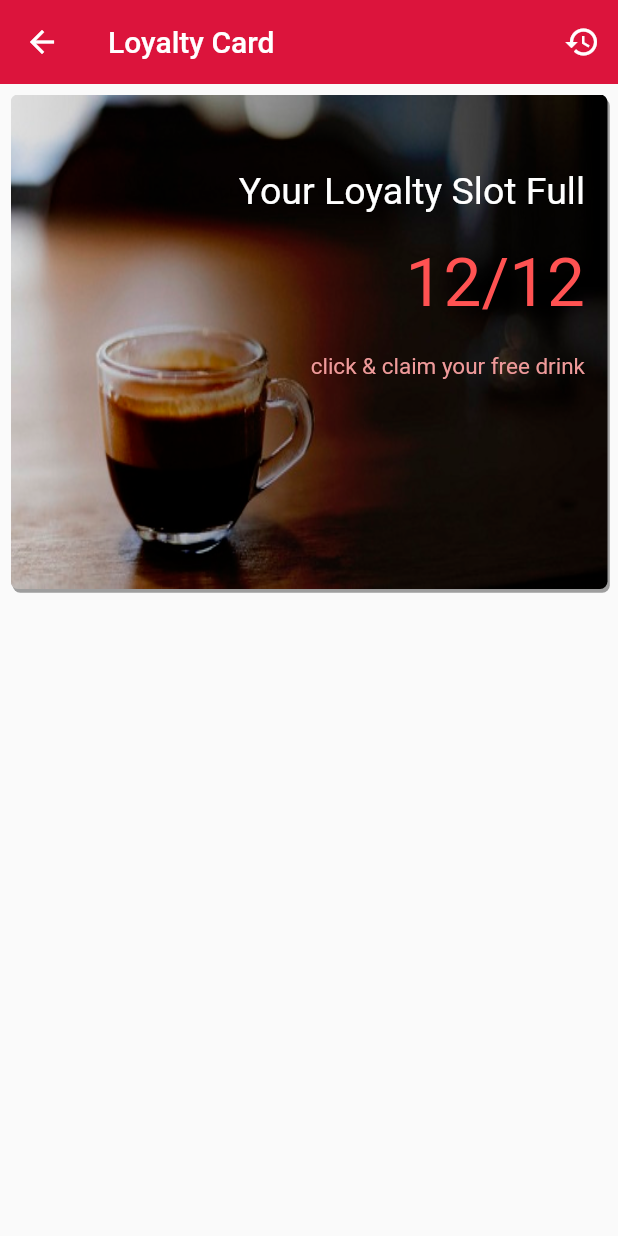
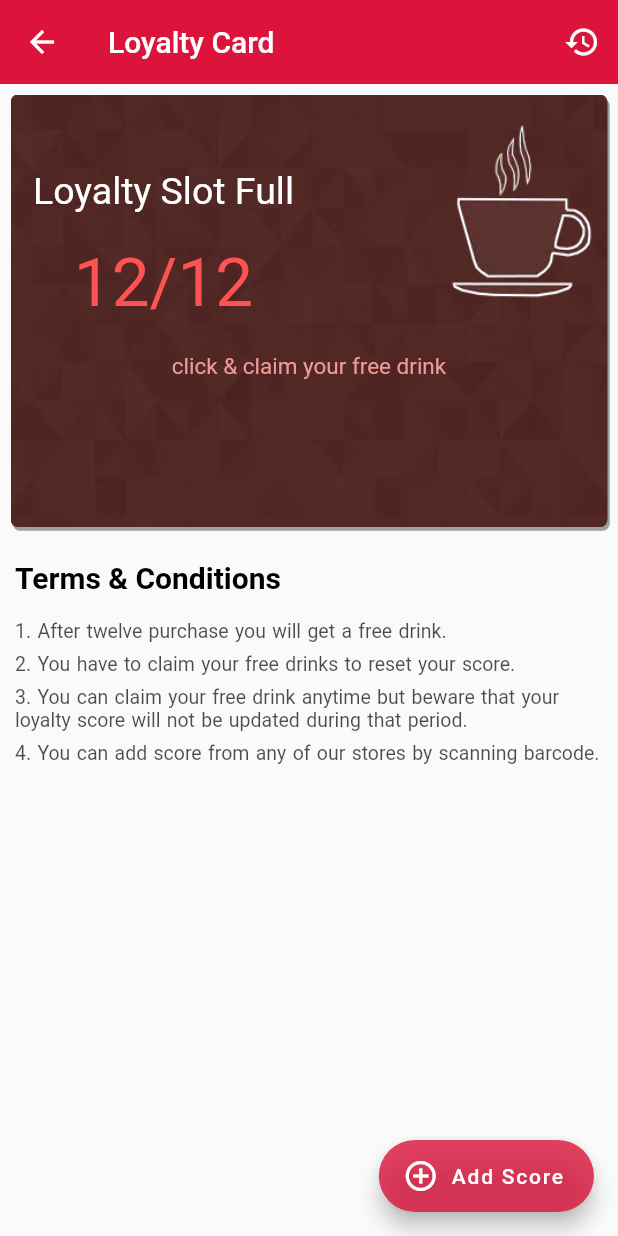
Before and after one commit to Shusmoy108/coffee-shop, a Flutter app: the GiftPage screen opened directly, on a phone screen of 412 x 824 dp. Run offline on Flutter 3.47's test engine with Material 2 defaults, Android fonts, the phone set to English and light mode, and no system bars; our stand-ins replace flutter_map, latlong.

Commit message:
loyalty card updated

```diff
--- a/lib/src/app.dart
+++ b/lib/src/app.dart
@@ -1,7 +1,7 @@
 import 'package:flutter/material.dart';
 import 'screens/homepage.dart';
 import 'screens/orderpage.dart';
-import 'screens/giftpage.dart';
+import 'screens/giftpage/gift_page.dart';
 import 'screens/storepage.dart';
 import 'screens/settingspage.dart';
 
--- a/lib/src/screens/giftpage.dart
+++ /dev/null
@@ -1,188 +0,0 @@
-import 'package:flutter/material.dart';
-
-class GiftPage extends StatefulWidget {
-  @override
-  _GiftPageState createState() => _GiftPageState();
-}
-
-class _GiftPageState extends State<GiftPage> {
-  int score = 12;
-
-  showClaimConfirmDialog() {
-    if (score == 12) {
-      showDialog(
-        context: context,
-        builder: (BuildContext context) {
-          return AlertDialog(
-            title: Text('Are you sure?'),
-            content: SingleChildScrollView(
-              child: Text(
-                'Please click on the confirm button to claim your free drink.',
-              ),
-            ),
-            actions: <Widget>[
-              FlatButton(
-                child: Text('Confirm'),
-                onPressed: () {
-                  Navigator.of(context).pop();
-                  this.setState(() {
-                    score = 0;
-                  });
-                },
-              ),
-              FlatButton(
-                child: Text(
-                  'Cancel',
-                  style: TextStyle(
-                    color: Colors.redAccent,
-                  ),
-                ),
-                onPressed: () {
-                  Navigator.of(context).pop();
-                },
-              ),
-            ],
-          );
-        },
-      );
-    }
-  }
-
-  @override
-  Widget build(BuildContext context) {
-    return Scaffold(
-      appBar: AppBar(
-        title: Text('Loyalty Card'),
-        backgroundColor: Color.fromRGBO(220, 20, 60, 1.0),
-        elevation: 0.0,
-        actions: <Widget>[
-          IconButton(
-            icon: Icon(Icons.history),
-            onPressed: () {},
-          ),
-        ],
-      ),
-      body: ListView(
-        children: <Widget>[
-          loyalityCard(context),
-        ],
-      ),
-    );
-  }
-
-  Widget loyalityCard(BuildContext context) {
-    return Container(
-      padding: EdgeInsets.all(7.0),
-      child: InkWell(
-        onTap: () {
-          showClaimConfirmDialog();
-        },
-        child: Stack(
-          children: <Widget>[
-            Container(
-              height: MediaQuery.of(context).size.height * 0.4,
-              decoration: BoxDecoration(
-                borderRadius: BorderRadius.circular(5.0),
-                boxShadow: [
-                  BoxShadow(
-                    color: Colors.grey,
-                    offset: Offset(1.5, 2.5),
-                  ),
-                ],
-                image: DecorationImage(
-                  fit: BoxFit.fill,
-                  image: AssetImage('images/lcard.jpg'),
-                ),
-              ),
-            ),
-            score == 12 ? cardFull() : cardNotFull(),
-          ],
-        ),
-      ),
-    );
-  }
-
-  Widget cardNotFull() {
-    return Column(
-      children: <Widget>[
-        Container(
-          padding: EdgeInsets.only(
-            right: 15.0,
-            top: 50.0,
-          ),
-          alignment: Alignment.topRight,
-          child: Text(
-            'Your Loyalty Score',
-            style: TextStyle(
-              color: Colors.white,
-              fontSize: 25.0,
-            ),
-          ),
-        ),
-        Container(
-          padding: EdgeInsets.only(
-            right: 15.0,
-            top: 20.0,
-          ),
-          alignment: Alignment.topRight,
-          child: Text(
-            '$score/12',
-            style: TextStyle(
-              color: Colors.yellowAccent,
-              fontSize: 45.0,
-            ),
-          ),
-        ),
-      ],
-    );
-  }
-
-  Widget cardFull() {
-    return Column(
-      children: <Widget>[
-        Container(
-          padding: EdgeInsets.only(
-            right: 15.0,
-            top: 50.0,
-          ),
-          alignment: Alignment.topRight,
-          child: Text(
-            'Your Loyalty Slot Full',
-            style: TextStyle(
-              color: Colors.white,
-              fontSize: 25.0,
-            ),
-          ),
-        ),
-        Container(
-          padding: EdgeInsets.only(
-            right: 15.0,
-            top: 20.0,
-          ),
-          alignment: Alignment.topRight,
-          child: Text(
-            '$score/12',
-            style: TextStyle(
-              color: Colors.redAccent,
-              fontSize: 45.0,
-            ),
-          ),
-        ),
-        Container(
-          padding: EdgeInsets.only(
-            right: 15.0,
-            top: 20.0,
-          ),
-          alignment: Alignment.topRight,
-          child: Text(
-            'click & claim your free drink',
-            style: TextStyle(
-              color: Colors.red[200],
-              fontSize: 15.0,
-            ),
-          ),
-        ),
-      ],
-    );
-  }
-}
--- /dev/null
+++ b/lib/src/screens/giftpage/gift_page.dart
@@ -0,0 +1,86 @@
+import 'package:flutter/material.dart';
+import 'loyalty_card_ui.dart';
+import 'terms_and_conditions.dart';
+
+class GiftPage extends StatefulWidget {
+  @override
+  _GiftPageState createState() => _GiftPageState();
+}
+
+class _GiftPageState extends State<GiftPage> {
+  int score = 12;
+
+  showClaimConfirmDialog() {
+    if (score == 12) {
+      showDialog(
+        context: context,
+        builder: (BuildContext context) {
+          return AlertDialog(
+            title: Text('Are you sure?'),
+            content: SingleChildScrollView(
+              child: Text(
+                'Please click on the confirm button to claim your free drink.',
+              ),
+            ),
+            actions: <Widget>[
+              FlatButton(
+                child: Text('Confirm'),
+                onPressed: () {
+                  Navigator.of(context).pop();
+                  this.setState(() {
+                    score = 0;
+                  });
+                },
+              ),
+              FlatButton(
+                child: Text(
+                  'Cancel',
+                  style: TextStyle(
+                    color: Colors.redAccent,
+                  ),
+                ),
+                onPressed: () {
+                  Navigator.of(context).pop();
+                },
+              ),
+            ],
+          );
+        },
+      );
+    }
+  }
+
+  @override
+  Widget build(BuildContext context) {
+    return Scaffold(
+      appBar: AppBar(
+        title: Text('Loyalty Card'),
+        backgroundColor: Color.fromRGBO(220, 20, 60, 1.0),
+        elevation: 0.0,
+        actions: <Widget>[
+          IconButton(
+            icon: Icon(Icons.history),
+            onPressed: () {},
+          ),
+        ],
+      ),
+      body: ListView(
+        children: <Widget>[
+          LoyaltyCardUi(
+            score: score,
+            showDialog: showClaimConfirmDialog,
+          ),
+          TermsNConditions(),
+        ],
+      ),
+      floatingActionButton: FloatingActionButton.extended(
+        onPressed: score == 12 ? null : () {},
+        label: Text(
+          'Add Score',
+        ),
+        icon: Icon(Icons.add_circle_outline),
+        backgroundColor: Color.fromRGBO(220, 20, 60, 0.8),
+      ),
+    );
+  }
+}
--- /dev/null
+++ b/lib/src/screens/giftpage/loyalty_card_ui.dart
@@ -0,0 +1,106 @@
+import 'package:flutter/material.dart';
+
+class LoyaltyCardUi extends StatelessWidget {
+  final int score;
+  final void Function() showDialog;
+  LoyaltyCardUi({this.score, this.showDialog});
+
+  @override
+  Widget build(BuildContext context) {
+    return Container(
+      padding: EdgeInsets.all(7.0),
+      child: InkWell(
+        onTap: () {
+          showDialog();
+        },
+        child: Stack(
+          children: <Widget>[
+            Container(
+              height: MediaQuery.of(context).size.height * 0.35,
+              decoration: BoxDecoration(
+                borderRadius: BorderRadius.circular(5.0),
+                boxShadow: [
+                  BoxShadow(
+                    color: Colors.grey,
+                    offset: Offset(1.5, 2.5),
+                  ),
+                ],
+                image: DecorationImage(
+                  fit: BoxFit.fill,
+                  image: AssetImage('images/lcard.jpg'),
+                ),
+              ),
+            ),
+            Column(
+              children: <Widget>[
+                Row(
+                  mainAxisAlignment: MainAxisAlignment.spaceBetween,
+                  children: <Widget>[
+                    Column(
+                      children: <Widget>[
+                        Container(
+                          padding: EdgeInsets.only(
+                            left: 15.0,
+                            top: 50.0,
+                          ),
+                          alignment: Alignment.topLeft,
+                          child: Text(
+                            score == 12
+                                ? 'Loyalty Slot Full'
+                                : 'Your Loyalty Score',
+                            style: TextStyle(
+                              color: Colors.white,
+                              fontSize: 25.0,
+                            ),
+                          ),
+                        ),
+                        Container(
+                          padding: EdgeInsets.only(
+                            left: 15.0,
+                            top: 20.0,
+                          ),
+                          alignment: Alignment.topLeft,
+                          child: Text(
+                            '$score/12',
+                            style: TextStyle(
+                              color: score == 12
+                                  ? Colors.redAccent
+                                  : Colors.yellowAccent,
+                              fontSize: 45.0,
+                            ),
+                          ),
+                        ),
+                      ],
+                    ),
+                    Container(
+                      padding: EdgeInsets.only(right: 10.0),
+                      child: Image.asset(
+                        'images/cc$score.png',
+                        width: 100,
+                      ),
+                    ),
+                  ],
+                ),
+                Container(
+                  padding: EdgeInsets.only(
+                    top: 20.0,
+                  ),
+                  alignment: Alignment.center,
+                  child: Text(
+                    score == 12
+                        ? 'click & claim your free drink'
+                        : 'you will get a free drink when your slot is full',
+                    style: TextStyle(
+                      color: Colors.red[200],
+                      fontSize: 15.0,
+                    ),
+                  ),
+                ),
+              ],
+            )
+          ],
+        ),
+      ),
+    );
+  }
+}
--- /dev/null
+++ b/lib/src/screens/giftpage/terms_and_conditions.dart
@@ -0,0 +1,64 @@
+import 'package:flutter/material.dart';
+
+class TermsNConditions extends StatelessWidget {
+  final List<String> terms = [
+    'After twelve purchase you will get a free drink.',
+    'You have to claim your free drinks to reset your score.',
+    'You can claim your free drink anytime but beware that your loyalty score will not be updated during that period.',
+    'You can add score from any of our stores by scanning barcode.'
+  ];
+
+  final List<Widget> termsWidget = List<Widget>();
+
+  addWidget() {
+    int count = 1;
+    terms.forEach((term) {
+      termsWidget.add(
+        Container(
+          padding: EdgeInsets.only(
+            top: 7.0,
+            left: 10.0,
+            right: 10.0,
+          ),
+          child: Text(
+            '$count. $term',
+            style: TextStyle(
+              color: Color.fromRGBO(0, 0, 0, 0.7),
+              fontSize: 13.0,
+              wordSpacing: 1.0,
+            ),
+          ),
+        ),
+      );
+      count++;
+    });
+  }
+
+  @override
+  Widget build(BuildContext context) {
+    addWidget();
+    return Column(
+      children: <Widget>[
+        Container(
+          alignment: Alignment.topLeft,
+          padding: EdgeInsets.only(
+            top: 15.0,
+            left: 10.0,
+            bottom: 10.0,
+          ),
+          child: Text(
+            'Terms & Conditions',
+            style: TextStyle(
+                color: Colors.black,
+                fontWeight: FontWeight.bold,
+                fontSize: 20.0),
+          ),
+        ),
+        Column(
+          crossAxisAlignment: CrossAxisAlignment.start,
+          children: termsWidget,
+        ),
+      ],
+    );
+  }
+}
```
Also changed, not shown: pubspec.yaml (+13 -0 lines), images/cc0.png (added), images/cc1.png (added), images/cc10.png (added), images/cc11.png (added), images/cc12.png (added), images/cc2.png (added), images/cc3.png (added), images/cc4.png (added), images/cc5.png (added), images/cc6.png (added), images/cc7.png (added), images/cc8.png (added), images/cc9.png (added), 1 more files.
